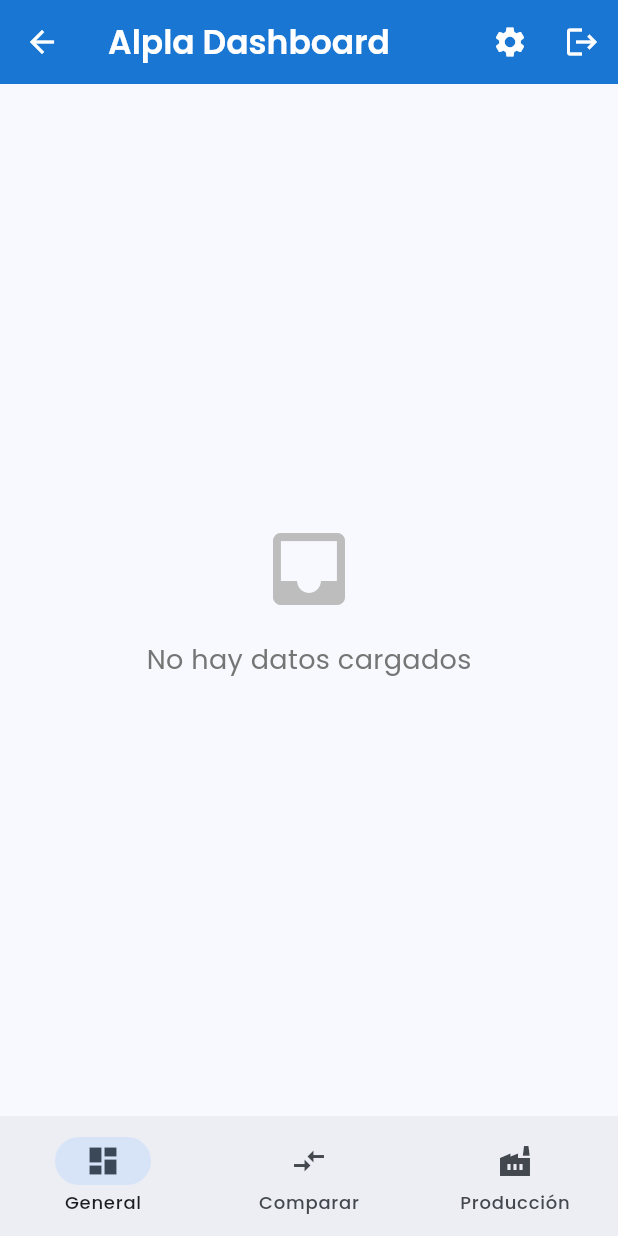
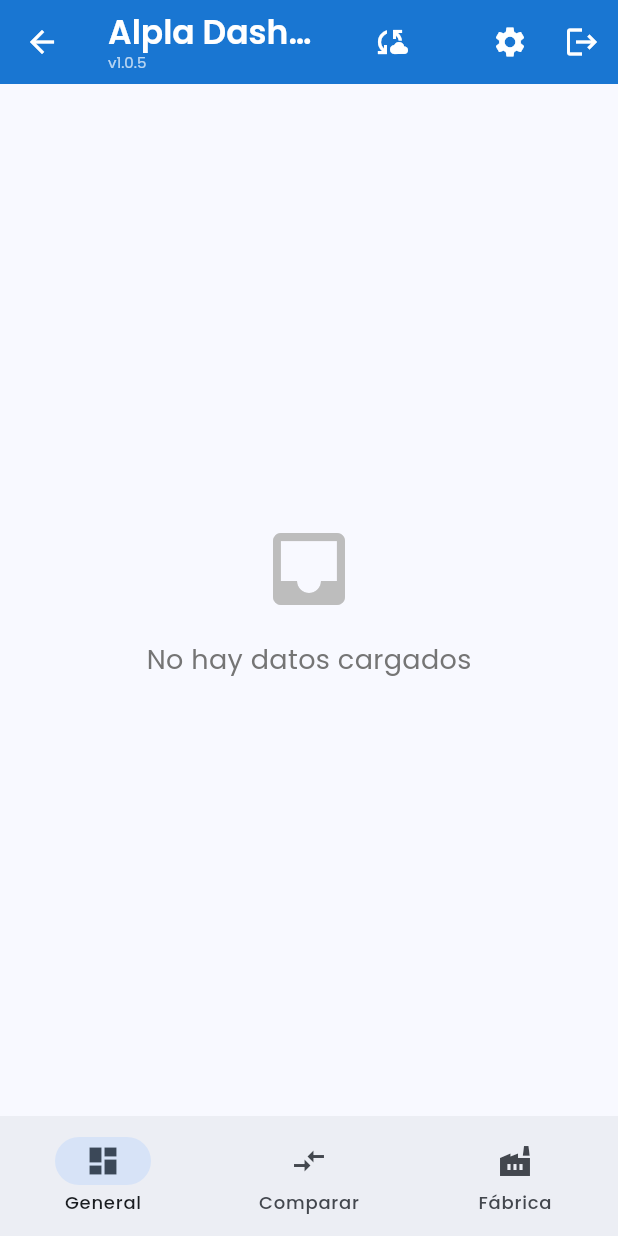
Before and after one commit to ekirmen/BuildAlplaAPp, a Flutter app: the HomeScreen screen opened directly, on a phone screen of 412 x 824 dp. Run offline on Flutter 3.47's test engine with Material 3 defaults, Android fonts, the light colour scheme and no system bars; our stand-ins replace dio, fl_chart, flutter_local_notifications, google_fonts, open_file, package_info_plus and 2 more; accounts and stored records are empty; network calls fail.

Commit message:
Bump version to 1.0.5 and rename Production tab label

```diff
--- a/lib/screens/home_screen.dart
+++ b/lib/screens/home_screen.dart
@@ -14,6 +14,7 @@
 import 'package:supabase_flutter/supabase_flutter.dart';
 import '../services/notification_service.dart';
 import '../services/update_service.dart';
+import 'package:package_info_plus/package_info_plus.dart';
 
 class HomeScreen extends StatefulWidget {
   const HomeScreen({super.key});
@@ -24,16 +25,25 @@
 
 class _HomeScreenState extends State<HomeScreen> {
   int _selectedIndex = 0;
+  String _appVersion = '';
 
   @override
   void initState() {
     super.initState();
     _loadInitialData();
     _setupRealtimeSubscription();
+    _loadVersion();
 
     // Verificar actualizaciones automáticamente
     WidgetsBinding.instance.addPostFrameCallback((_) {
       UpdateService().checkForUpdates(context);
+    });
+  }
+
+  Future<void> _loadVersion() async {
+    final info = await PackageInfo.fromPlatform();
+    setState(() {
+      _appVersion = 'v${info.version}';
     });
   }
 
@@ -84,7 +94,7 @@
       ),
       const _NavigationItem(
         icon: Icons.factory,
-        label: 'Producción',
+        label: 'Fábrica',
         index: 2,
       ),
     ];
@@ -153,16 +163,40 @@
 
     return Scaffold(
       appBar: AppBar(
-        title: Text(
-          'Alpla Dashboard',
-          style: GoogleFonts.poppins(
-            fontWeight: FontWeight.w600,
-          ),
+        title: Column(
+          crossAxisAlignment: CrossAxisAlignment.start,
+          children: [
+            Text(
+              'Alpla Dashboard',
+              style: GoogleFonts.poppins(
+                fontWeight: FontWeight.w600,
+              ),
+            ),
+            if (_appVersion.isNotEmpty)
+              Text(
+                _appVersion,
+                style: GoogleFonts.poppins(
+                  fontSize: 10,
+                  fontWeight: FontWeight.w400,
+                  color: Colors.white70,
+                ),
+              ),
+          ],
         ),
         backgroundColor: Colors.blue.shade700,
         foregroundColor: Colors.white,
         elevation: 0,
         actions: [
+          IconButton(
+            icon: const Icon(Icons.cloud_sync),
+            tooltip: 'Buscar Actualización',
+            onPressed: () {
+              ScaffoldMessenger.of(context).showSnackBar(
+                const SnackBar(content: Text('Buscando actualizaciones...')),
+              );
+              UpdateService().checkForUpdates(context, showNoUpdate: true);
+            },
+          ),
           Padding(
             padding: const EdgeInsets.symmetric(horizontal: 16.0),
             child: Center(
--- a/pubspec.yaml
+++ b/pubspec.yaml
@@ -1,7 +1,7 @@
 name: alplaapp
 description: "Dashboard Industrial para Alpla - Gestión de Paradas y Eficiencia"
 
-version: 1.0.4+1
+version: 1.0.5+1
 
 environment:
   sdk: ">=3.3.0 <4.0.0"
```
